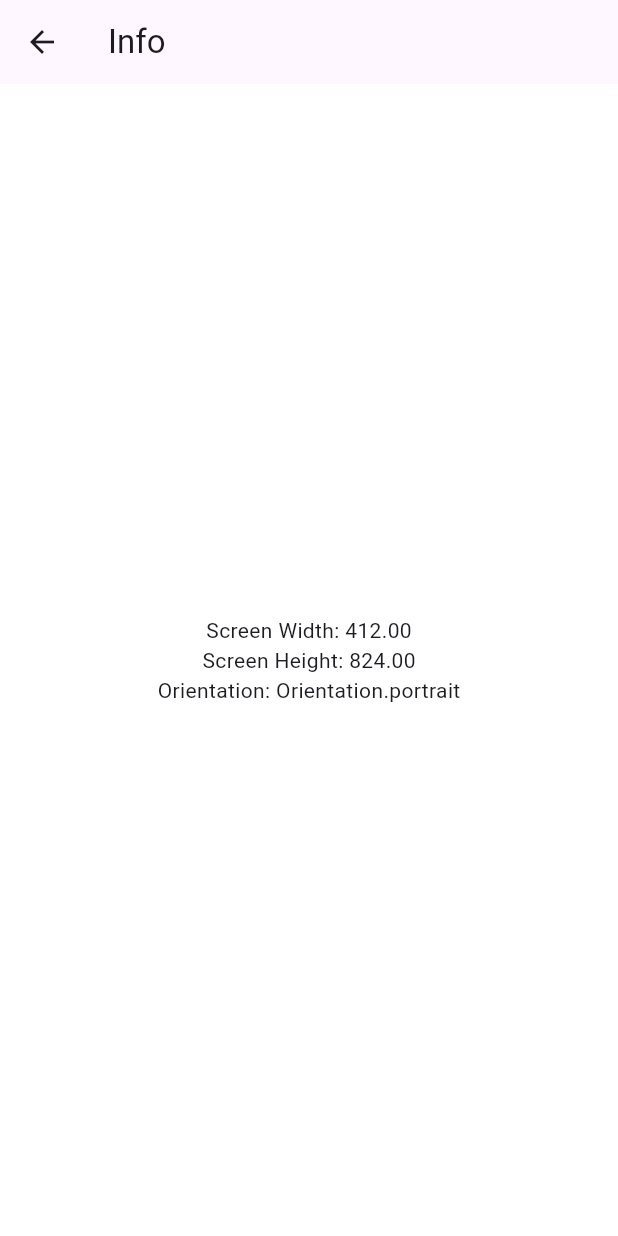
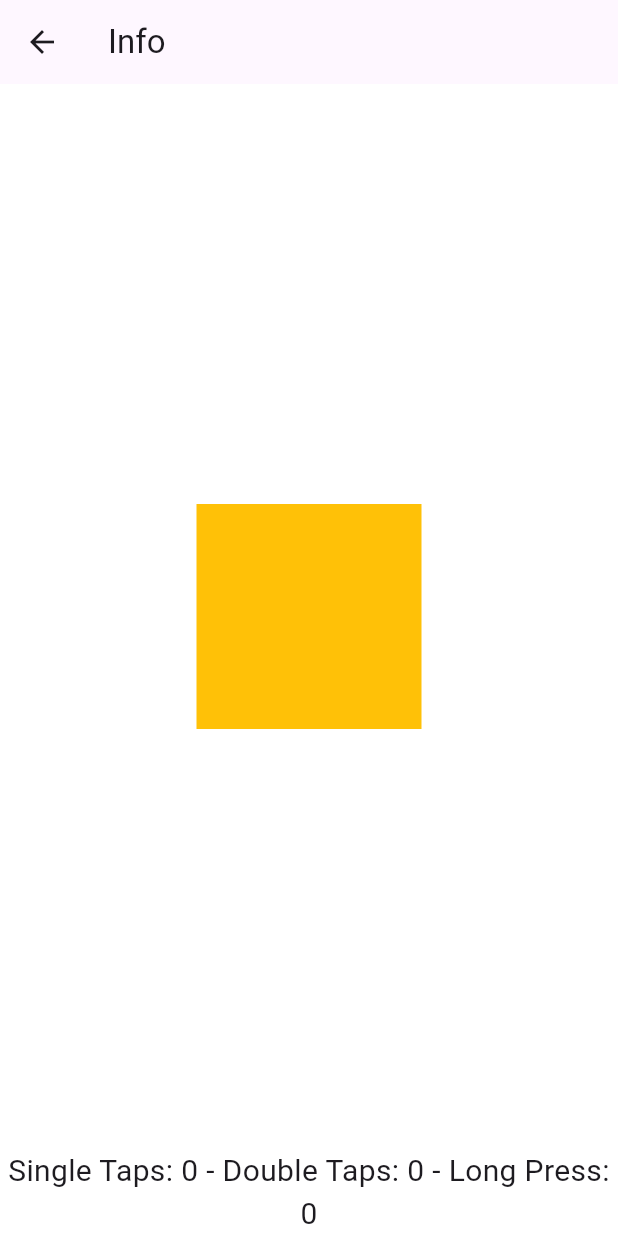
Before and after one commit to Wibiemahardhika22/hands-on-project-mikti, a Flutter app: the InfoPage screen opened directly, on a phone screen of 412 x 824 dp. Run offline on Flutter 3.47's test engine with Material 3 defaults, Android fonts, the phone set to English and light mode, and no system bars; our stand-ins replace curved_navigation_bar.

```diff
--- a/lib/pages/info_page.dart
+++ b/lib/pages/info_page.dart
@@ -1,29 +1,67 @@
 import 'package:flutter/material.dart';
 
-class InfoPage extends StatelessWidget {
+class InfoPage extends StatefulWidget {
   const InfoPage({super.key});
 
   @override
+  State<InfoPage> createState() => _InfoPageState();
+}
+
+class _InfoPageState extends State<InfoPage> {
+  int numOfSingleTap = 0;
+  int numOfDoubleTap = 0;
+  int numOfLongPress = 0;
+
+  @override
   Widget build(BuildContext context) {
-    Size screenSize = MediaQuery.of(context).size;
-    Orientation orientation = MediaQuery.of(context).orientation;
+    // Size screenSize = MediaQuery.of(context).size;
+    // Orientation orientation = MediaQuery.of(context).orientation;
 
     return Scaffold(
-        appBar: AppBar(
-          title: const Text("Info"),
+      appBar: AppBar(
+        title: const Text("Info"),
+      ),
+      body: Center(
+        child: GestureDetector(
+          onTap: () {
+            setState(() {
+              numOfSingleTap++;
+            });
+          },
+          onDoubleTap: () {
+            setState(() {
+              numOfDoubleTap++;
+            });
+          },
+          onLongPress: () {
+            setState(() {
+              numOfLongPress++;
+            });
+          },
+          child: Container(
+            width: 150,
+            height: 150,
+            color: Colors.amber,
+          ),
         ),
-        body: SafeArea(
-          child: Center(
-            child: Column(
-              mainAxisAlignment: MainAxisAlignment.center,
-              crossAxisAlignment: CrossAxisAlignment.center,
-              children: [
-                Text("Screen Width: ${screenSize.width.toStringAsFixed(2)}"),
-                Text("Screen Height: ${screenSize.height.toStringAsFixed(2)}"),
-                Text("Orientation: $orientation"),
-              ],
-            ),
-          ),
-        ));
+      ),
+      bottomNavigationBar: Text(
+        "Single Taps: $numOfSingleTap - Double Taps: $numOfDoubleTap - Long Press: $numOfLongPress",
+        style: const TextStyle(fontSize: 20), textAlign: TextAlign.center,
+      ),
+    );
+    // SafeArea(
+    //   child: Center(
+    //     child: Column(
+    //       mainAxisAlignment: MainAxisAlignment.center,
+    //       crossAxisAlignment: CrossAxisAlignment.center,
+    //       children: [
+    //         Text("Screen Width: ${screenSize.width.toStringAsFixed(2)}"),
+    //         Text("Screen Height: ${screenSize.height.toStringAsFixed(2)}"),
+    //         Text("Orientation: $orientation"),
+    //       ],
+    //     ),
+    //   ),
+    // ));
   }
 }
```
Also changed, not shown: lib/pages/cart_page.dart (+5 -2 lines).
